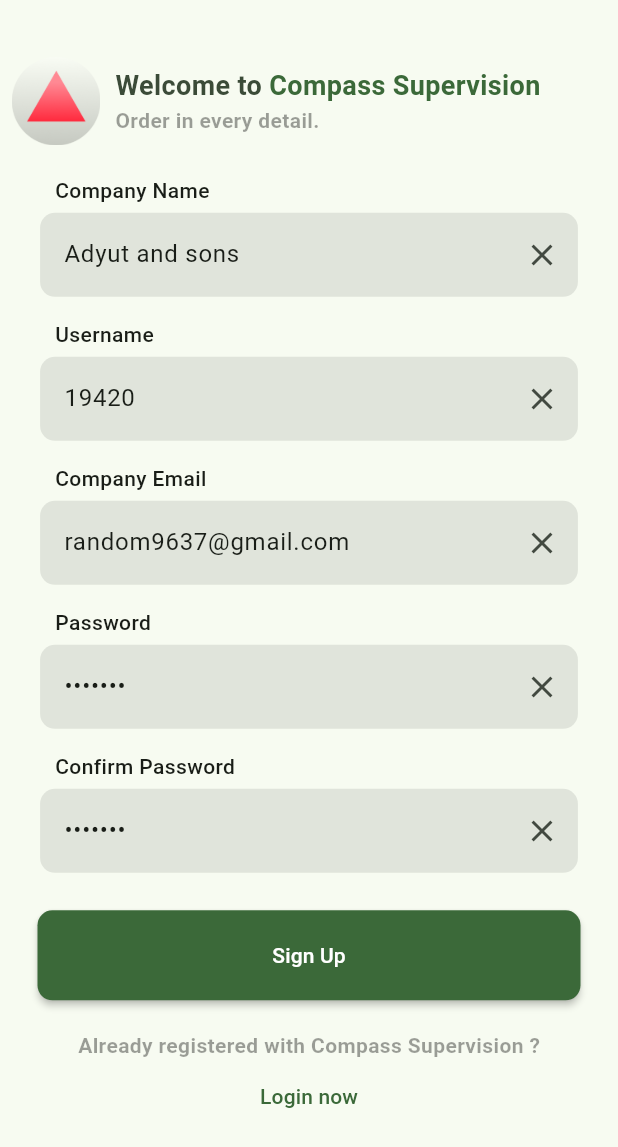
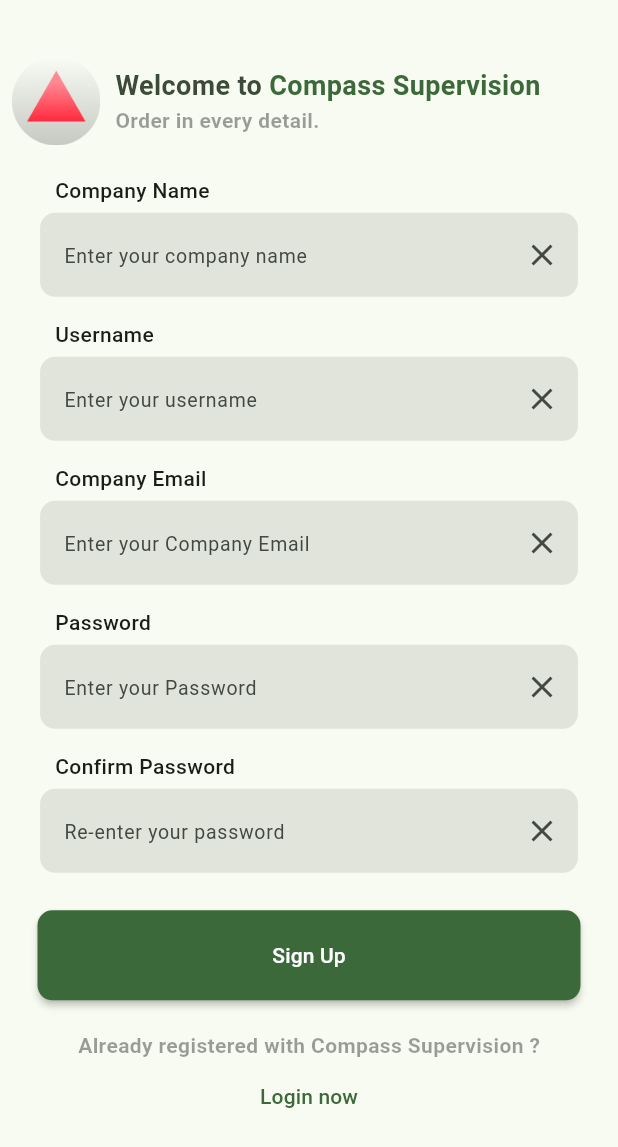
Before and after one commit to wantedbear007/Compass, a Flutter app: the screen it shows after launch, after a tap on "Create now", on a phone screen of 412 x 824 dp. Shown: the top 1147 px of the screen. Run offline on Flutter 3.47's test engine with Material 3 defaults, Android fonts, the phone set to English and light mode, and no system bars; our stand-ins replace cached_network_image, flutter_form_builder, flutter_svg, get, loading_animation_widget, numberpicker and 1 more; missing offline and left inert: simple_barcode_scanner; network calls fail.

Commit message:
everything working as of now.

```diff
--- a/lib/screens/login/login_screen.dart
+++ b/lib/screens/login/login_screen.dart
@@ -139,7 +139,7 @@ class LoginScreen extends GetView<LoginScreenController> {
                               ),
                               TextButton(
                                   onPressed: () {
-                                    Get.to(const SignUpScreen());
+                                    Get.to(() => const SignUpScreen());
                                     // Get.offAll(Sign)
                                   },
                                   child: const Text("Create now"))
--- a/lib/screens/login/login_screen_controller.dart
+++ b/lib/screens/login/login_screen_controller.dart
@@ -23,8 +23,8 @@ class LoginScreenController extends GetxController {
 
   @override
   void onInit() {
-    emailController.text = "prataptechnologies";
-    passwordController.text = "9907224577";
+    // emailController.text = "prataptechnologies";
+    // passwordController.text = "9907224577";
     super.onInit();
   }
 
--- a/lib/screens/signup/signup_screen_controller.dart
+++ b/lib/screens/signup/signup_screen_controller.dart
@@ -20,12 +20,12 @@ class SignUpScreenController extends GetxController {
 
   @override
   void onInit() {
-    var ran = Random();
-    companyNameController.text = "Adyut and sons";
-    usernameController.text = ran.nextInt(100000).toString();
-    emailController.text = "random${ran.nextInt(10000)}@gmail.com";
-    passwordController.text = "1234567";
-    confirmController.text = "1234567";
+    // var ran = Random();
+    // companyNameController.text = "Adyut and sons";
+    // usernameController.text = ran.nextInt(100000).toString();
+    // emailController.text = "random${ran.nextInt(10000)}@gmail.com";
+    // passwordController.text = "1234567";
+    // confirmController.text = "1234567";
     super.onInit();
   }
 
@@ -57,9 +57,23 @@ class SignUpScreenController extends GetxController {
       return;
     }
 
+    if (!email.isEmail) {
+      compassDialog(appName, "Enter valid email address", "Okay");
+      loading.value = false;
+      return;
+
+    }
+
+    if (password.length < 8) {
+      compassDialog(appName, "Password length should be 8 or more.", "Okay");
+      loading.value = false;
+      return;
+    }
+
     if (password != confirmPassword) {
       compassDialog(
           appName, "Passwords did not match, Please re-enter password", "Okay");
+      loading.value = false;
       return;
     }
 
@@ -78,6 +92,7 @@ class SignUpScreenController extends GetxController {
     }
 
     loading.value = false;
+    return;
 
     // if ()
   }
--- a/lib/utils/central_controller.dart
+++ b/lib/utils/central_controller.dart
@@ -10,7 +10,7 @@ class CentralController extends GetxController {
   Future<void> deleteDialog(int productId, String name) async {
     Get.defaultDialog(
         title: "Product Delete Request",
-        titleStyle: TextStyle(fontWeight: FontWeight.bold, fontSize: 20),
+        titleStyle: const TextStyle(fontWeight: FontWeight.bold, fontSize: 17),
         middleText: "Are you sure want to delete $name ?",
         confirm: MaterialButton(
           onPressed: () async {
--- a/lib/widgets/custom_snackbar.dart
+++ b/lib/widgets/custom_snackbar.dart
@@ -2,5 +2,5 @@ import 'package:get/get.dart';
 import 'package:flutter/material.dart';
 
 compassSnackBar(String title, String subtitle) {
-  return Get.snackbar(title, subtitle, );
+  return Get.snackbar(title, subtitle, barBlur: 0);
 }
--- a/lib/widgets/dialog_box.dart
+++ b/lib/widgets/dialog_box.dart
@@ -10,6 +10,7 @@ Future compassDialog(
 ) {
   return Get.defaultDialog(
       title: title,
+      titleStyle: const TextStyle(fontSize: 17, fontWeight: FontWeight.bold),
       middleText: subTitle,
       confirm: MaterialButton(
         onPressed: () {
--- a/lib/widgets/text_input.dart
+++ b/lib/widgets/text_input.dart
@@ -41,7 +41,7 @@ class TextInputField extends StatelessWidget {
           ),
           TextField(
             scrollPadding: EdgeInsets.only(
-                bottom: MediaQuery.of(context).viewInsets.bottom  *4),
+                bottom: MediaQuery.of(context).viewInsets.bottom * 4),
             obscureText: isPassword,
             controller: textController,
             decoration: InputDecoration(
```
Also changed, not shown: lib/utils/api_services.dart (+14 -15 lines).
